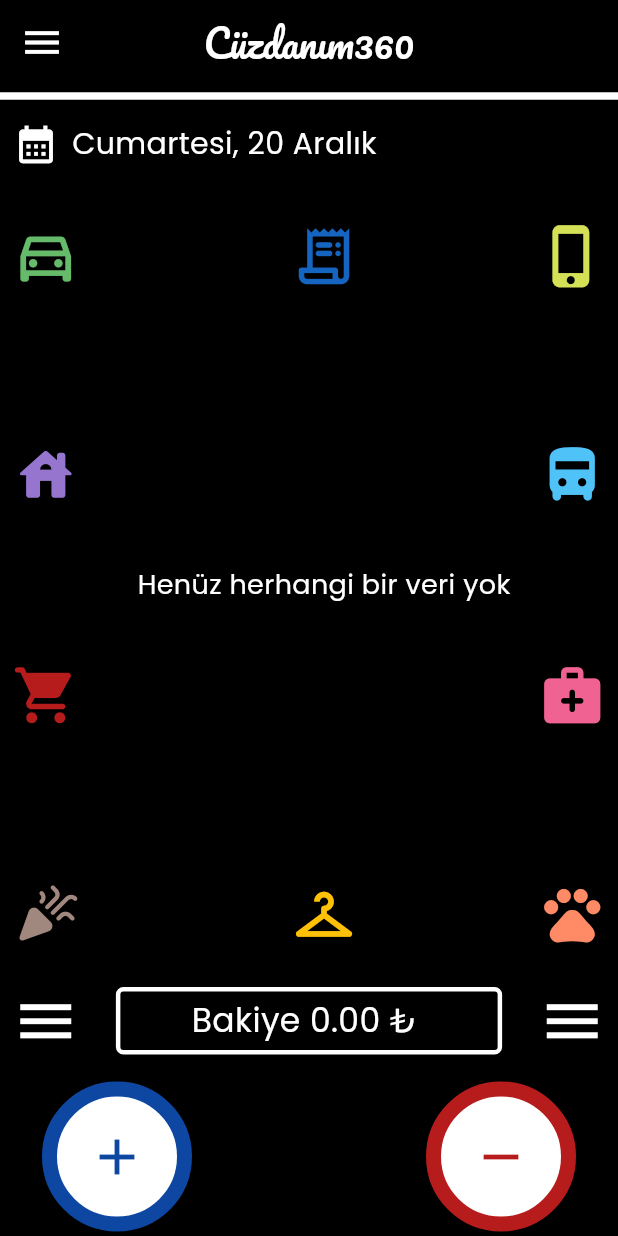
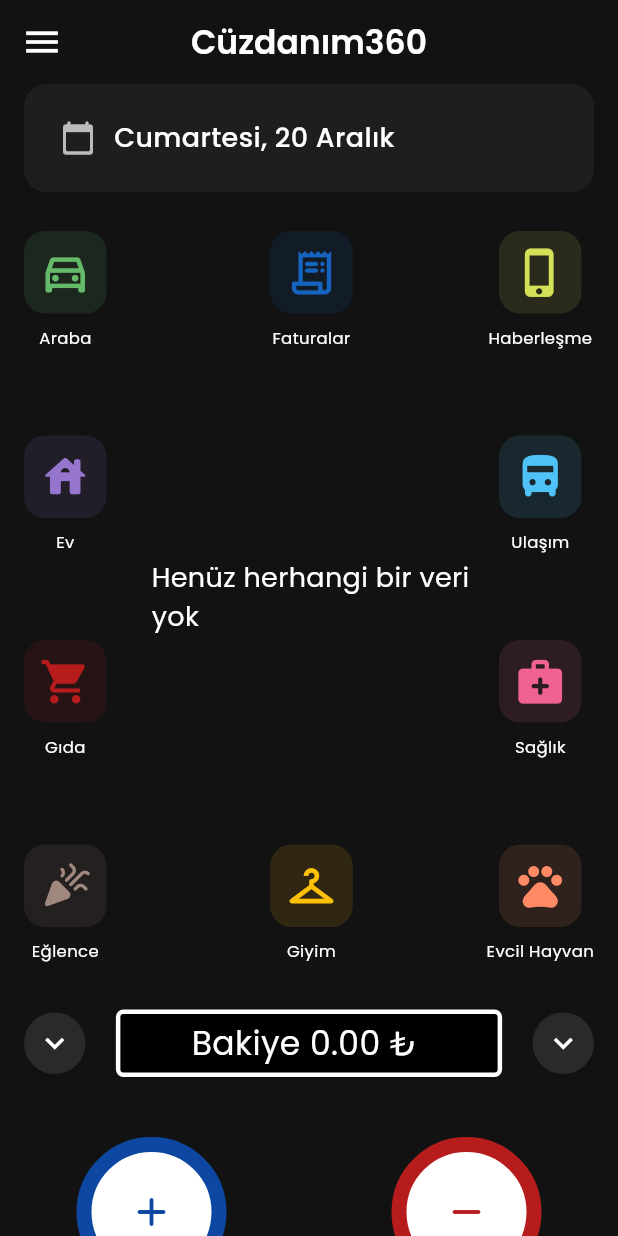
Before and after one commit to imroniipek/finansal_kocluk_takip, a Flutter app: the screen it shows after launch, on a phone screen of 412 x 824 dp. Run offline on Flutter 3.47's test engine with Material 3 defaults, Android fonts, the light colour scheme and no system bars; our stand-ins replace fl_chart, flutter_bloc, get_it, google_fonts, sqflite; accounts and stored records are empty.

Commit message:
Son güncellemeler yapıldı ve arayüz güncellendi

```diff
--- a/lib/core/sabitler.dart
+++ b/lib/core/sabitler.dart
@@ -101,9 +101,9 @@ class Sabitler{
   static const Map<String, Color> expenseColorsMap = {
     "Araba": Color(0xFF66BB6A),        // soft green
     "Ev": Color(0xFF9575CD),           // soft deep purple
-    "Gıda": Color(0xFFEF5350),         // soft red
+    "Gıda": Color(0xFF7F0000),         // soft red
     "Eğlence": Color(0xFFA1887F),      // soft brown
-    "Faturalar": Color(0xFF64B5F6),    // soft blue
+    "Faturalar": Color(0xFF1565C0), // soft blue
     "Giyim": Color(0xFFFFD54F),        // soft amber
     "Haberleşme": Color(0xFFDCE775),   // soft lime
     "Ulaşım": Color(0xFF81D4FA),       // soft light blue
--- a/lib/home_page/view/home_page.dart
+++ b/lib/home_page/view/home_page.dart
@@ -1,18 +1,18 @@
-import 'package:finansal_kocluk_takip/core/helpers/home_page_helpers/home_page_helper.dart';
-import 'package:finansal_kocluk_takip/date/date_bloc/date_bloc.dart';
-import 'package:finansal_kocluk_takip/date/date_event/date_event.dart';
-import 'package:finansal_kocluk_takip/home_page/bloc/home_page_status/home_page_status.dart';
-import 'package:finansal_kocluk_takip/home_page/widgets/current_balance.dart';
-import 'package:finansal_kocluk_takip/home_page/widgets/drawer.dart';
-import 'package:finansal_kocluk_takip/home_page/widgets/expenses_donut_chart.dart';
-import 'package:finansal_kocluk_takip/home_page/widgets/income_expenses_listtile.dart';
 import 'package:flutter/material.dart';
 import 'package:flutter_bloc/flutter_bloc.dart';
 import 'package:google_fonts/google_fonts.dart';
 import '../../core/sabitler.dart';
+import '../../core/helpers/home_page_helpers/home_page_helper.dart';
+import '../../date/date_bloc/date_bloc.dart';
+import '../../date/date_event/date_event.dart';
 import '../../date/date_status/date_status.dart';
+import '../../home_page/bloc/home_page_bloc/home_page_bloc.dart';
+import '../../home_page/bloc/home_page_status/home_page_status.dart';
+import '../../home_page/widgets/current_balance.dart';
+import '../../home_page/widgets/drawer.dart';
+import '../../home_page/widgets/expenses_donut_chart.dart';
+import '../../home_page/widgets/income_expenses_listtile.dart';
 import '../../income_expense_page/view/income_expanse_page.dart';
-import '../bloc/home_page_bloc/home_page_bloc.dart';
 import '../widgets/expenses_and_income_buttons.dart';
 
 class HomePage extends StatefulWidget {
@@ -23,7 +23,6 @@ class HomePage extends StatefulWidget {
 }
 
 class _HomePageState extends State<HomePage> {
-
   @override
   void initState() {
     context.read<DateBloc>().add(DateEvent(date: DateTime.now()));
@@ -35,70 +34,83 @@ class _HomePageState extends State<HomePage> {
   @override
   Widget build(BuildContext context) {
     return Scaffold(
-        backgroundColor: Colors.black,
-        drawer: MyDrawer(),
+      backgroundColor: const Color(0xFF121212),
+      drawer: const MyDrawer(),
       appBar: AppBar(
-
-          iconTheme: IconThemeData(color: Colors.white, size: 30,),
-
-          backgroundColor: Sabitler.generalPrimaryColor,
-          title: Text("Cüzdanım360", style: GoogleFonts.pacifico(fontSize: 25, color: Colors.white),),
+        elevation: 0,
+        iconTheme: const IconThemeData(color: Colors.white, size: 28),
+        backgroundColor: Colors.transparent,
+        title: Text("Cüzdanım360", style: GoogleFonts.poppins(fontWeight: FontWeight.w600, color: Colors.white),),
         centerTitle: true,
-
       ),
-        body:
-        SingleChildScrollView(
+      body: SingleChildScrollView(
+        physics: const BouncingScrollPhysics(),
+        child: Padding(
+          padding: const EdgeInsets.symmetric(horizontal: 16.0),
           child: Column(
             crossAxisAlignment: CrossAxisAlignment.start,
+            children: [
+              _buildHeaderSection(context),
+              const SizedBox(height: 20),
+              _buildMainChartSection(),
+              const SizedBox(height: 25),
+              _buildActionRow(),
+              const SizedBox(height: 10),
+              _buildTransactionList(),
+              const SizedBox(height: 30),
+              _buildBottomButtons(),
+              const SizedBox(height: 20),
+            ],
+          ),
+        ),
+      ),
+    );
+  }
 
-            children: [
-
-              Divider(color:Colors.white,thickness: 5,),
-
-              Row(
+  Widget _buildHeaderSection(BuildContext context) {
+    return Container(
+      padding: const EdgeInsets.all(12),
+      decoration: BoxDecoration(color: Colors.white.withOpacity(0.05), borderRadius: BorderRadius.circular(15),),
+      child: Row(
         children: [
           IconButton(
             onPressed: () async {
               final selectedDate = await showDatePicker(context: context, firstDate: DateTime(2024), lastDate: DateTime(2030), initialDate: DateTime.now(),);
-
-                      if (selectedDate != null)
-                      {
-                        context.read<DateBloc>().add(DateEvent(date:selectedDate));
+              if (selectedDate != null && mounted) {
+                context.read<DateBloc>().add(DateEvent(date: selectedDate));
               }
             },
-                    icon: Icon(Icons.calendar_month, size: 30, color: Colors.white,),
+            icon: const Icon(Icons.calendar_today_rounded, color: Colors.white70),
           ),
-
-
           BlocBuilder<DateBloc, DateState>(
             builder: (context, dateState) {
               return BlocBuilder<HomePageBloc, HomePageState>(
                 buildWhen: (prev, curr) => prev.displayDate != curr.displayDate,
                 builder: (context, homeState) {
-                          if (homeState.displayDate != null) {
-                            return Text(homeState.displayDate!, style: GoogleFonts.poppins(fontSize: 20,color:Colors.white),);
-                          }
-                          return Text(dateState.date, style: GoogleFonts.poppins(fontSize: 20,color:Colors.white),);
+                  return Text(
+                    homeState.displayDate ?? dateState.date,
+                    style: GoogleFonts.poppins(fontSize: 18, color: Colors.white, fontWeight: FontWeight.w500),);
                 },
               );
             },
           ),
-
         ],
       ),
+    );
+  }
 
-              const SizedBox(height: 20),
+  Widget _buildMainChartSection() {
+    if (isOpen) return const SizedBox.shrink();
 
-              (isOpen) ?Container(): BlocBuilder<HomePageBloc,HomePageState>(
-
-
+    return
+      BlocBuilder<HomePageBloc,HomePageState>(
           buildWhen:(previous,current)
           {
             return (previous.expenses!=current.expenses);
           },
           builder:(context,state)
           {
-                    final expensesList=expensesButtonList(context);
+            final expensesList = _getExpensesButtons(context, state);
             return SizedBox(
               height:500,
               child: Row(
@@ -113,10 +125,8 @@ class _HomePageState extends State<HomePage> {
                   Expanded(
                     child: Column(
                       mainAxisAlignment: MainAxisAlignment.spaceBetween,
-
                       children: [
                         expensesList[4],
-
                         ExpensesDonutChart(expenses: state.expenses,incomes:state.incomes),
                         expensesList[5],
                       ],
@@ -133,93 +143,105 @@ class _HomePageState extends State<HomePage> {
               ),
             );
           }
-              ),
-              const SizedBox(height: 10),
-              Row(
+      );
+  }
+
+  Widget _buildActionRow() {
+    return Row(
       mainAxisAlignment: MainAxisAlignment.spaceBetween,
       children: [
-                  IconButton(
-                    onPressed: ()
-                    {
-                      setState(()
-                      {
-                        isOpen = !isOpen;
-                      });
+        _expandButton(),
+        const Expanded(child: Center(child: CurrentBalance())),
+        _expandButton(),
+      ],
+    );
+  }
+  Widget _expandButton() {
+    return GestureDetector(
+      onTap: () => setState(() => isOpen = !isOpen),
+      child: AnimatedRotation(
+        duration: const Duration(milliseconds: 200),
+        turns: isOpen ? 0.50 : 0,
+        child: Container(
+          padding: const EdgeInsets.all(8),
+          decoration: BoxDecoration(
+            shape: BoxShape.circle,
+            color: Colors.white.withOpacity(0.1),
+          ),
+          child: const Icon(Icons.keyboard_arrow_down, size: 25, color: Colors.white),
+        ),
+      ),
+    );
+  }
+  Widget _buildTransactionList() {
+    return BlocBuilder<HomePageBloc, HomePageState>(
+      builder: (context, state) {
+        return AnimatedCrossFade(
+          firstChild: const SizedBox(width: double.infinity),
+          secondChild: Padding(
+            padding: const EdgeInsets.only(top: 15),
+            child: IncomeExpensesListtile(
+              model: HomePageHelper.theMapSelectedByCategory(state.incomes, state.expenses),
+            ),
+          ),
+          crossFadeState: isOpen ? CrossFadeState.showSecond : CrossFadeState.showFirst,
+          duration: const Duration(milliseconds: 300),
+        );
+      },
+    );
+  }
+  Widget _buildBottomButtons() {
+    return Row(
+      mainAxisAlignment: MainAxisAlignment.spaceEvenly,
+      children: [
+        ExpensesandIncomeButtons(
+          icon: Icon(Icons.add_rounded, size: 32, color: Sabitler.incomeColor),
+          color: Sabitler.incomeColor,
+          isitIncome: true,
+        ),
+        const SizedBox(width: 40),
+        ExpensesandIncomeButtons(
+          icon: Icon(Icons.remove_rounded, size: 32, color: Sabitler.expensesColor),
+          color: Sabitler.expensesColor,
+          isitIncome: false,
+        ),
+      ],
+    );
+  }
+  List<Widget> _getExpensesButtons(BuildContext context, HomePageState state) {
+    return Sabitler.expensesSelections.entries.toList().asMap().entries.map((indexedEntry) {
+      final i = indexedEntry.key;
+      final entry = indexedEntry.value;
+      final percent = HomePageHelper.calculatethePercentbyExpenses(state.expenses, entry.value);
+      final color = Sabitler.colorsForExpensesButtons[i];
 
-                    },
-                    icon: Icon(Icons.menu, size: 45, color: Colors.white,),
+      return Padding(
+        padding: const EdgeInsets.symmetric(vertical: 6),
+        child: Column(
+          children: [
+            InkWell(
+              borderRadius: BorderRadius.circular(14),
+              onTap: () => Navigator.push(
+                context,
+                MaterialPageRoute(
+                  builder: (_) => IncomeExpansePage(isitIncomepage: false, buttonName: entry.value, primaryColor: color,),),),
+              child: Container(
+                padding: const EdgeInsets.all(10),
+                decoration: BoxDecoration(color: color.withOpacity(0.12), borderRadius: BorderRadius.circular(14),),
+                child: Icon(entry.key, size: 35,color: color,),
               ),
-                  CurrentBalance(),
-                  IconButton(
-                      onPressed: ()
-                      {
-                        setState(()
-                        {
-                          isOpen = !isOpen;
-                        });
+            ),
 
-                      },
-                      icon: Icon(Icons.menu, size: 45, color: Colors.white,)),
+            const SizedBox(height: 6),
+
+            if (percent > 0)
+              Text("%${percent.toStringAsFixed(1)}", style: GoogleFonts.poppins(fontSize: 12, fontWeight: FontWeight.w600, color: color,),),
+
+            const SizedBox(height: 2),
+
+            Text(entry.value, style: GoogleFonts.poppins(fontSize: 11, fontWeight: FontWeight.w400, color: Colors.white), textAlign: TextAlign.center,),
           ],
         ),
-              const SizedBox(height: 5),
-              BlocBuilder<HomePageBloc,HomePageState>(
-
-                  buildWhen:(previous,current)
-                  {
-                    return (previous.incomes != current.incomes)||(previous.expenses!=current.expenses);
-                  },
-                  builder:(context,state)
-                  {
-                    return AnimatedContainer(
-                      duration: const Duration(milliseconds: 200),
-                      curve: Curves.easeInOut,
-                      height: isOpen ? ((context.read<HomePageBloc>().state.incomes.length)+(context.read<HomePageBloc>().state.expenses.length))*103 : 0.0,
-                      child: isOpen ? SingleChildScrollView(
-                          child: IncomeExpensesListtile(model: HomePageHelper.theMapSelectedByCategory(context.read<HomePageBloc>().state.incomes,context.read<HomePageBloc>().state.expenses))): Container(),
-                    );
-                  }
-              ),
-
-              const SizedBox(height:5),
-
-              Row(
-                mainAxisAlignment: MainAxisAlignment.spaceEvenly,
-                children: [
-                  ExpensesandIncomeButtons(icon: Icon(Icons.add, size: 40,color:Sabitler.incomeColor), color: Sabitler.incomeColor, isitIncome: true),
-                  const SizedBox(width:100),
-                  ExpensesandIncomeButtons(icon: Icon(Icons.remove, size: 40,color:Sabitler.expensesColor), color: Sabitler.expensesColor, isitIncome: false),
-                ],
-              ),
-            ],
-          ),
-        )
-
-    );
-
-  }
-
-  List<Widget> expensesButtonList(BuildContext context) {
-
-    return Sabitler.expensesSelections.entries.toList().asMap().entries.map((indexedEntry)
-    {
-      final i = indexedEntry.key;
-      final entry = indexedEntry.value;
-
-      final theValue=HomePageHelper.calculatethePercentbyExpenses(context.watch<HomePageBloc>().state.expenses, entry.value);
-
-
-      return Column(
-        children: [
-          IconButton(
-            icon: Icon(entry.key, size: 45, color: Sabitler.colorsForExpensesButtons[i],),
-            onPressed: () {
-              Navigator.push(context, MaterialPageRoute(builder: (context) => IncomeExpansePage(isitIncomepage: false, buttonName: entry.value,primaryColor:Sabitler.colorsForExpensesButtons[i] ,),),);
-            },
-          ),
-
-          (theValue==0.0)?Container():Text(" % ${theValue.toStringAsFixed(2)} \n ${entry.value}",style:GoogleFonts.poppins(fontSize:15,color:Sabitler.colorsForExpensesButtons[i],fontWeight: FontWeight.w400))
-        ],
       );
     }).toList();
   }
--- a/lib/home_page/widgets/current_balance.dart
+++ b/lib/home_page/widgets/current_balance.dart
@@ -1,14 +1,11 @@
 import 'package:flutter/material.dart';
 import 'package:flutter_bloc/flutter_bloc.dart';
 import 'package:google_fonts/google_fonts.dart';
-import '../../core/sabitler.dart';
 import '../bloc/home_page_bloc/home_page_bloc.dart';
 import '../bloc/home_page_status/home_page_status.dart';
 
 class CurrentBalance extends StatelessWidget {
-
   const CurrentBalance({super.key});
-
   @override
   Widget build(BuildContext context) {
     return BlocBuilder<HomePageBloc, HomePageState>(
--- a/lib/home_page/widgets/drawer.dart
+++ b/lib/home_page/widgets/drawer.dart
@@ -76,21 +76,15 @@ class MyDrawer extends StatelessWidget {
           padding: const EdgeInsets.symmetric(horizontal: 16),
           decoration: BoxDecoration(
             borderRadius: BorderRadius.circular(14),
-            color: Colors.white.withOpacity(0.06), // cam efekti
+            color: Colors.white.withOpacity(0.06),
           ),
           child: Row(
+          mainAxisAlignment:MainAxisAlignment.spaceBetween ,
             children: [
               Icon(icon, color: Colors.white),
-              const SizedBox(width: 14),
-              Text(
-                label,
-                style: const TextStyle(
-                  fontSize: 17,
-                  fontWeight: FontWeight.w500,
-                  color: Colors.white,
-                ),
-              ),
-              const Spacer(),
+              const SizedBox(width: 15),
+              Text(label, style: const TextStyle(fontSize: 17, fontWeight: FontWeight.w500, color: Colors.white,),),
+              const SizedBox(width: 15),
               const Icon(Icons.chevron_right, color: Colors.white, size: 30),
             ],
           ),
--- a/lib/home_page/widgets/expenses_donut_chart.dart
+++ b/lib/home_page/widgets/expenses_donut_chart.dart
@@ -33,7 +33,7 @@ class _ExpensesDonutChartState extends State<ExpensesDonutChart> {
             child: PieChart(
               PieChartData(
                 sectionsSpace: 0,
-                centerSpaceRadius: 75,
+                centerSpaceRadius: 63,
                 startDegreeOffset: -90,
                 sections: map.entries.map((entry) {
                   final percent = (entry.value / total) * 100;
@@ -51,12 +51,12 @@ class _ExpensesDonutChartState extends State<ExpensesDonutChart> {
 
           Positioned(
             top:100,
-            left:54,
+            left:50,
             child: Column(
               children: [
-              Text("+ ${calculateTotalIncomeAmount().toStringAsFixed(2)}₺",style:GoogleFonts.poppins(color:Colors.lightGreenAccent,fontSize: 18,fontWeight: FontWeight.w400)),
+              Text("+ ${calculateTotalIncomeAmount().toStringAsFixed(2)}₺",style:GoogleFonts.poppins(color:Colors.lightGreenAccent,fontSize: 15,fontWeight: FontWeight.w500)),
               const SizedBox(height: 10),
-              Text("- ${calculateTotalExpensesAmount().toStringAsFixed(2)}₺",style:GoogleFonts.poppins(color:Colors.red.shade400,fontSize: 18,fontWeight: FontWeight.w400)),
+              Text("- ${calculateTotalExpensesAmount().toStringAsFixed(2)}₺",style:GoogleFonts.poppins(color:Colors.red.shade400,fontSize: 15,fontWeight: FontWeight.w500)),
             ],),
           ),
         ]
--- a/lib/home_page/widgets/income_expenses_listtile.dart
+++ b/lib/home_page/widgets/income_expenses_listtile.dart
@@ -88,7 +88,7 @@ List<Widget> explationOfValues(
         },
         child: Row(
           children: [
-            Container(width: 25),
+            const SizedBox(width: 35),
             Expanded(
               child: ListTile(
                 leading: CircleAvatar(
--- a/lib/income_expense_page/widgets/calculator_button.dart
+++ b/lib/income_expense_page/widgets/calculator_button.dart
@@ -20,7 +20,6 @@ class CalculatorButton extends StatelessWidget {
     return
 
         InkWell(
-
             onTap: () {
             if (value == "=") {context.read<AmountCalculatorBloc>().add(CalculateResult());}
             else if (isOperator(value)) {context.read<AmountCalculatorBloc>().add(AddOperator(value));}
@@ -28,7 +27,7 @@ class CalculatorButton extends StatelessWidget {
            },
     child: Container(
               margin: EdgeInsets.all(10),
-              width: (MediaQuery.of(context).size.width)/5,
+              width: (MediaQuery.of(context).size.width)/5.2,
               height: 80,
               decoration: BoxDecoration(color:Colors.white, borderRadius: BorderRadius.circular(5), border: Border.all(color:buttonColor,width: 3),),
             child: Center(child: Text(value,style:GoogleFonts.poppins(fontSize:40,color:Colors.black))),
```
Lines whose indentation alone changed are shown as unchanged.
